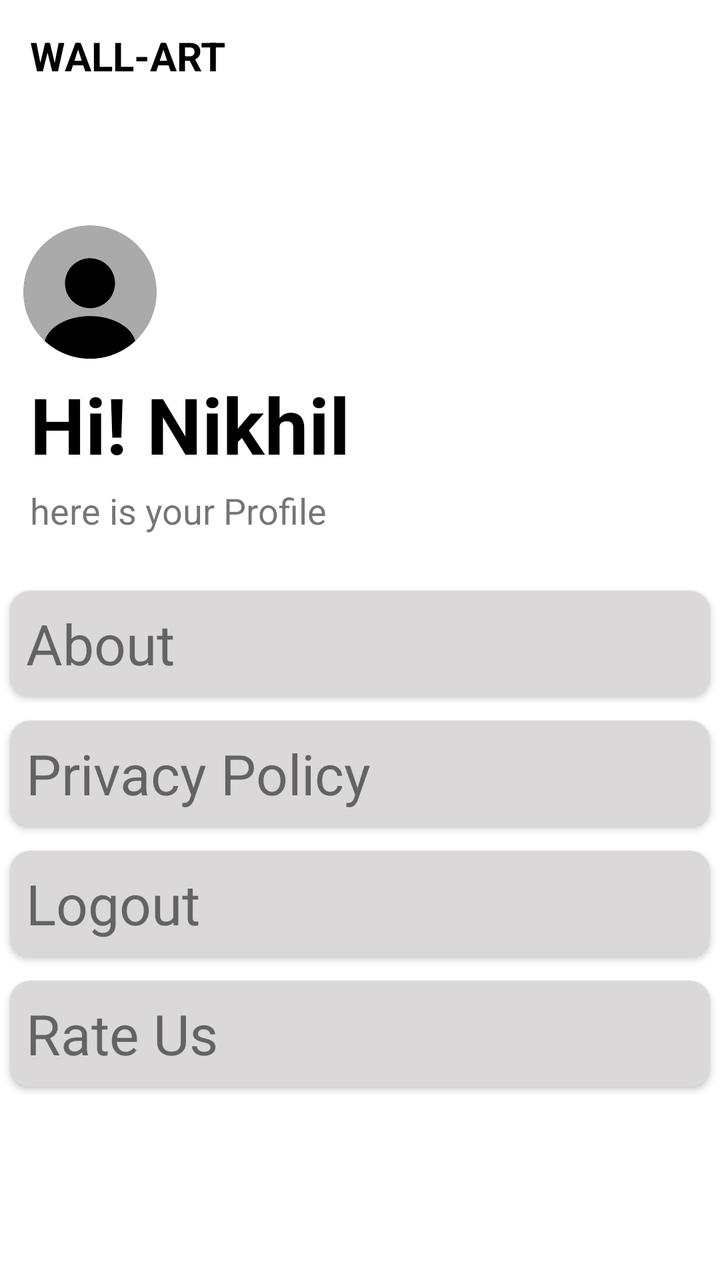
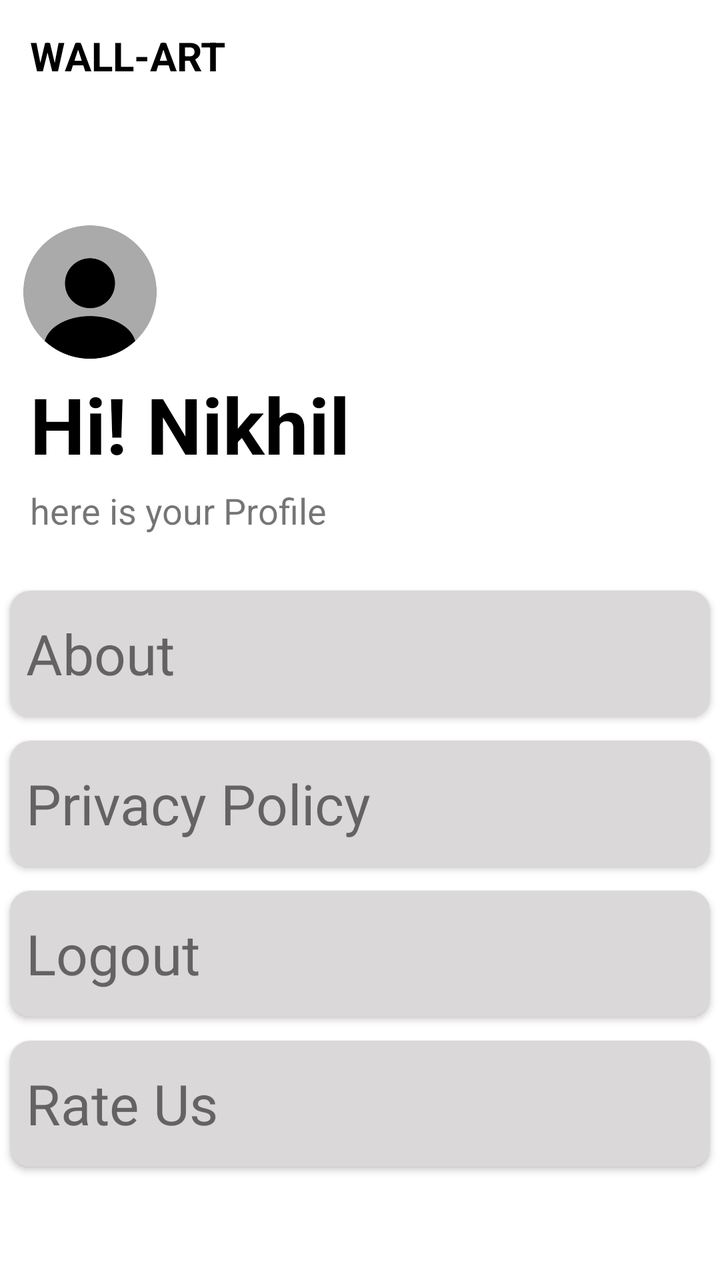

Compare the two renders of this Android layout. The source of the first and the diff that turns it into the second are given below.
<!-- AndroidManifest.xml: application theme Theme.PixelPerfect -->
<!-- res/layout/fragment_profile_.xml -->
<?xml version="1.0" encoding="utf-8"?>
<LinearLayout xmlns:android="http://schemas.android.com/apk/res/android"
    xmlns:tools="http://schemas.android.com/tools"
    android:layout_width="match_parent"
    android:layout_height="match_parent"
    xmlns:app="http://schemas.android.com/apk/res-auto"
    android:orientation="vertical"
    tools:context=".profile_Fragment">

    <LinearLayout
        android:layout_width="match_parent"
        android:layout_height="56dp"
        android:gravity="center_vertical"
        android:orientation="vertical">

        <TextView
            android:layout_width="wrap_content"
            android:layout_height="wrap_content"
            android:text="WALL-ART"
            android:layout_marginHorizontal="15dp"
            android:textSize="20dp"
            android:textColor="@color/black"
            android:textStyle="bold"/>

    </LinearLayout>

    <androidx.core.widget.NestedScrollView
            android:layout_width="match_parent"
            android:layout_height="match_parent"
            android:isScrollContainer="true">

        <LinearLayout
                android:layout_width="match_parent"
                android:layout_height="match_parent"
                android:orientation="vertical">

                <ImageView
                    android:layout_width="80dp"
                    android:layout_height="80dp"
                    android:layout_marginLeft="5dp"
                    android:layout_marginTop="50dp"
                    android:src="@drawable/user"/>

            <TextView
                android:layout_width="wrap_content"
                android:layout_height="wrap_content"
                android:layout_marginLeft="15dp"
                android:text="Hi! Nikhil"
                android:textStyle="bold"
                android:textColor="@color/black"
                android:textSize="39dp"/>
            <TextView
                android:layout_width="wrap_content"
                android:layout_height="wrap_content"
                android:layout_marginTop="5dp"
                android:layout_marginBottom="22dp"
                android:layout_marginLeft="15dp"
                android:text="here is your Profile"
                android:textSize="18dp"/>

            <androidx.cardview.widget.CardView
                android:layout_width="match_parent"
                android:layout_height="65dp"
                app:cardCornerRadius="10dp"
                app:cardUseCompatPadding="true"
                android:backgroundTint="#DAD8D8"
                android:id="@+id/card_about">

                <TextView
                    android:layout_width="match_parent"
                    android:layout_height="match_parent"
                    android:text="About"
                    android:gravity="center_vertical"
                    android:layout_marginLeft="8dp"
                    android:textSize="28dp"/>

            </androidx.cardview.widget.CardView>

            <androidx.cardview.widget.CardView
                android:layout_width="match_parent"
                android:layout_height="65dp"
                app:cardCornerRadius="10dp"
                app:cardUseCompatPadding="true"
                android:backgroundTint="#DAD8D8"
                android:id="@+id/card_policy">

                <TextView
                    android:layout_width="match_parent"
                    android:layout_height="match_parent"
                    android:text="Privacy Policy"
                    android:gravity="center_vertical"
                    android:layout_marginLeft="8dp"
                    android:textSize="28dp"/>

            </androidx.cardview.widget.CardView>
            <androidx.cardview.widget.CardView
                android:layout_width="match_parent"
                android:layout_height="65dp"
                app:cardCornerRadius="10dp"
                app:cardUseCompatPadding="true"
                android:backgroundTint="#DAD8D8"
                android:id="@+id/card_logout">

                <TextView
                    android:layout_width="match_parent"
                    android:layout_height="match_parent"
                    android:text="Logout"
                    android:gravity="center_vertical"
                    android:layout_marginLeft="8dp"
                    android:textSize="28dp"/>

            </androidx.cardview.widget.CardView>
            <androidx.cardview.widget.CardView
                android:layout_width="match_parent"
                android:layout_height="65dp"
                app:cardCornerRadius="10dp"
                app:cardUseCompatPadding="true"
                android:backgroundTint="#DAD8D8"
                android:id="@+id/card_rate">

                <TextView
                    android:layout_width="match_parent"
                    android:layout_height="match_parent"
                    android:text="Rate Us"
                    android:gravity="center_vertical"
                    android:layout_marginLeft="8dp"
                    android:textSize="28dp"/>

            </androidx.cardview.widget.CardView>

        </LinearLayout>


        </androidx.core.widget.NestedScrollView>
</LinearLayout>
<!-- resources referenced by this layout -->
<resources>
  <color name="black">#FF000000</color>
  <!-- drawable user: png bitmap (drawable, 17878 bytes) -->
  <style name="Theme.PixelPerfect" parent="Theme.MaterialComponents.Light.NoActionBar">
          
          <item name="colorPrimary">#000000</item>
          <item name="colorPrimaryVariant">#8F8F8F</item>
          <item name="colorOnPrimary">@color/white</item>
          
          <item name="colorSecondary">#D65858</item>
          <item name="colorSecondaryVariant">#fff</item>
          <item name="colorOnSecondary">@color/black</item>
          
          <item name="android:statusBarColor">?attr/colorPrimaryVariant</item>
          
      </style>
  <color name="white">#FFFFFFFF</color>
</resources>

<!-- the commit's change to res/layout/fragment_profile_.xml (unified diff, before → after) -->
@@ -60,7 +60,7 @@
 
             <androidx.cardview.widget.CardView
                 android:layout_width="match_parent"
-                android:layout_height="65dp"
+                android:layout_height="75dp"
                 app:cardCornerRadius="10dp"
                 app:cardUseCompatPadding="true"
                 android:backgroundTint="#DAD8D8"
@@ -73,12 +73,13 @@
                     android:gravity="center_vertical"
                     android:layout_marginLeft="8dp"
                     android:textSize="28dp"/>
+                
 
             </androidx.cardview.widget.CardView>
 
             <androidx.cardview.widget.CardView
                 android:layout_width="match_parent"
-                android:layout_height="65dp"
+                android:layout_height="75dp"
                 app:cardCornerRadius="10dp"
                 app:cardUseCompatPadding="true"
                 android:backgroundTint="#DAD8D8"
@@ -95,7 +96,7 @@
             </androidx.cardview.widget.CardView>
             <androidx.cardview.widget.CardView
                 android:layout_width="match_parent"
-                android:layout_height="65dp"
+                android:layout_height="75dp"
                 app:cardCornerRadius="10dp"
                 app:cardUseCompatPadding="true"
                 android:backgroundTint="#DAD8D8"
@@ -112,7 +113,7 @@
             </androidx.cardview.widget.CardView>
             <androidx.cardview.widget.CardView
                 android:layout_width="match_parent"
-                android:layout_height="65dp"
+                android:layout_height="75dp"
                 app:cardCornerRadius="10dp"
                 app:cardUseCompatPadding="true"
                 android:backgroundTint="#DAD8D8"
